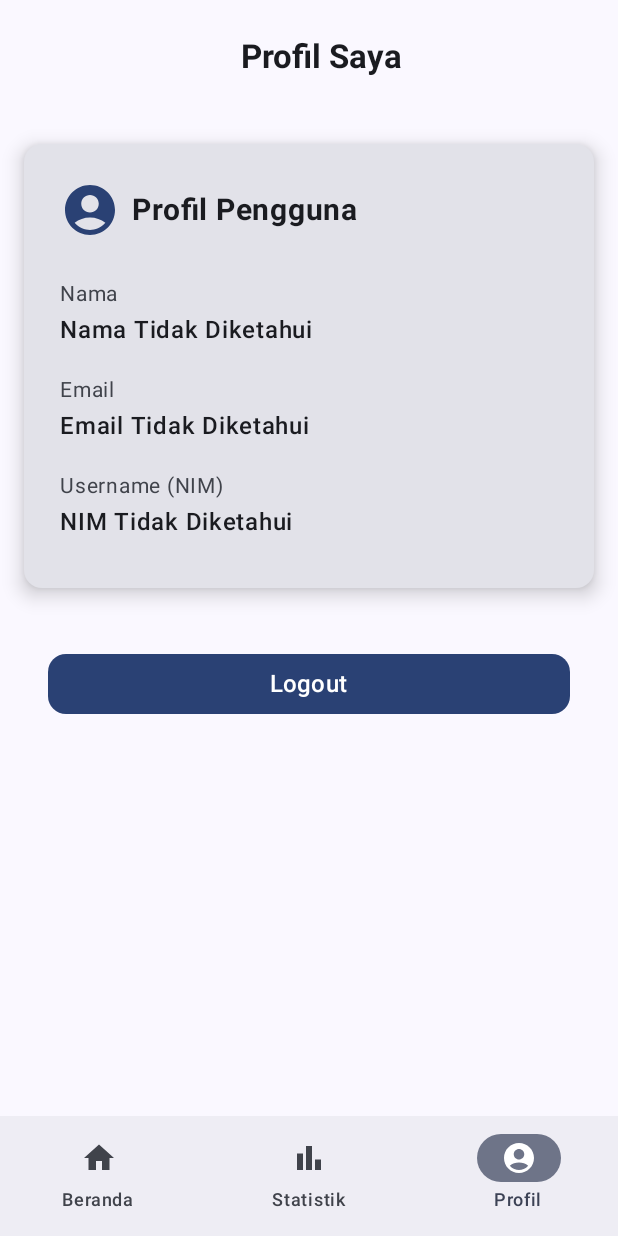
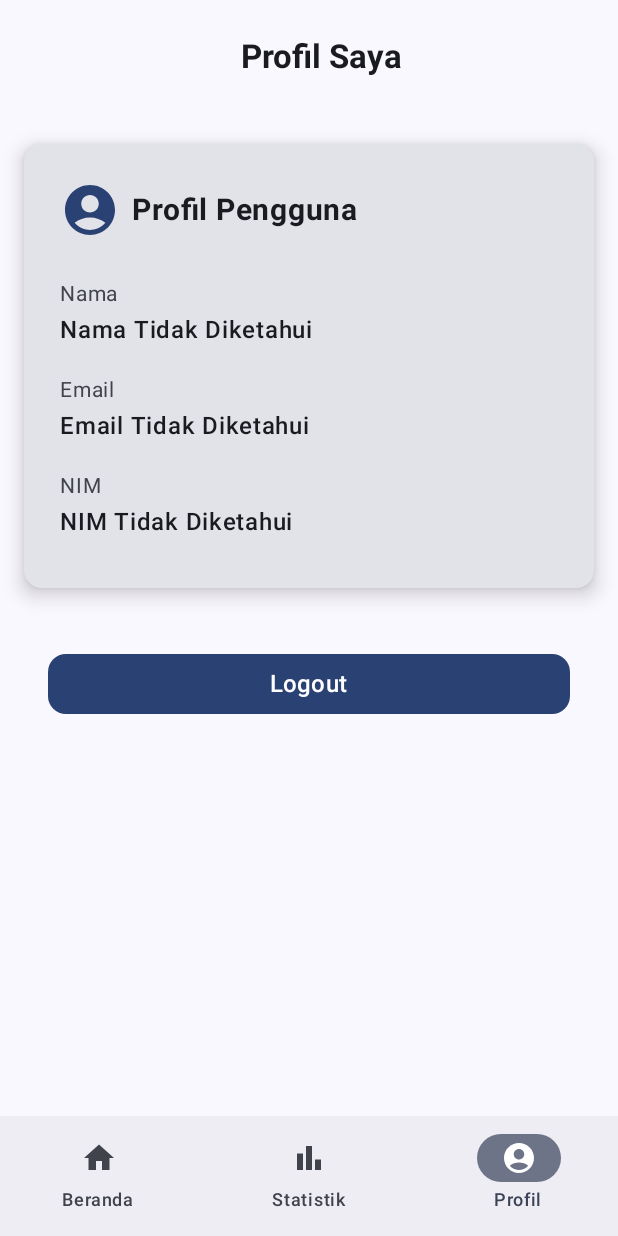
Before and after one commit to AdjiePutraRamdhani/setoranapp_mahsiswa, an Android app built with Jetpack Compose: the DashboardScreen screen opened through its navigation route, item 3 of the bottom bar chosen, on a phone screen of 412 x 824 dp. Run offline under Robolectric (Android 15) with nearby library versions, the phone set to English and light mode, and no system bars; our stand-ins replace Dagger/Hilt's generated code.

Commit message:
repair bug

```diff
--- a/app/src/main/java/com/example/setoranhapalanmahasiswa/MainActivity.kt
+++ b/app/src/main/java/com/example/setoranhapalanmahasiswa/MainActivity.kt
@@ -39,10 +39,6 @@ fun SetoranHafalanApp() {
             composable("profile") { ProfileScreen(navController = navController) } // ✅ Perubahan di sini
             composable("setoran_list") { SetoranListScreen(navController) }
             composable("setoran_form") { SetoranFormScreen(navController) }
-            composable("setoran_verifikasi/{id}") {
-                val id = it.arguments?.getString("id")?.toIntOrNull() ?: 0
-                VerifikasiScreen(id)
-            }
         }
     }
 }
--- a/app/src/main/java/com/example/setoranhapalanmahasiswa/ui/DashboardScreen.kt
+++ b/app/src/main/java/com/example/setoranhapalanmahasiswa/ui/DashboardScreen.kt
@@ -49,7 +49,7 @@ fun DashboardScreen(nav: NavHostController, vm: AuthViewModel = hiltViewModel())
                             Text(
                                 text = if (vm.nama.isNotEmpty()) "Selamat datang, ${vm.nama}" else "Memuat data...",
                                 fontSize = 16.sp,
-                                modifier = Modifier.padding(start = 16.dp)
+                                modifier = Modifier.padding(start = 10.dp)
                             )
                         }
                     }
--- a/app/src/main/java/com/example/setoranhapalanmahasiswa/ui/ProfileScreen.kt
+++ b/app/src/main/java/com/example/setoranhapalanmahasiswa/ui/ProfileScreen.kt
@@ -80,7 +80,7 @@ fun ProfileScreen(
                             // Profil Items
                             ProfileItem(label = "Nama", value = vm.nama)
                             ProfileItem(label = "Email", value = vm.email)
-                            ProfileItem(label = "Username (NIM)", value = vm.nim)
+                            ProfileItem(label = "NIM", value = vm.nim)
                         }
                     }
 
```
Also changed, not shown: app/src/main/java/com/example/setoranhapalanmahasiswa/ui/VerifikasiScreen.kt (deleted, +0 -33 lines).
